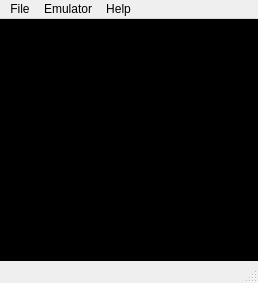
First picture: the form in apps/nes-emulator/mainwindow.ui, repository christopherpow/nesicide, before the edit.
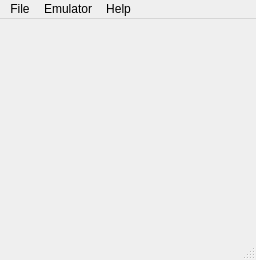
Second picture: the form after the edit. Icons and pictures are not drawn.

```diff
--- a/apps/nes-emulator/mainwindow.ui
+++ b/apps/nes-emulator/mainwindow.ui
@@ -6,20 +6,20 @@
    <rect>
     <x>0</x>
     <y>0</y>
-    <width>258</width>
-    <height>283</height>
+    <width>256</width>
+    <height>260</height>
    </rect>
   </property>
   <property name="sizePolicy">
-   <sizepolicy hsizetype="Preferred" vsizetype="Preferred">
+   <sizepolicy hsizetype="Minimum" vsizetype="Minimum">
     <horstretch>0</horstretch>
     <verstretch>0</verstretch>
    </sizepolicy>
   </property>
   <property name="minimumSize">
    <size>
-    <width>258</width>
-    <height>283</height>
+    <width>256</width>
+    <height>260</height>
    </size>
   </property>
   <property name="sizeIncrement">
@@ -57,42 +57,18 @@
     </property>
     <item row="0" column="0">
      <widget class="QFrame" name="frame">
-      <property name="sizePolicy">
-       <sizepolicy hsizetype="MinimumExpanding" vsizetype="MinimumExpanding">
-        <horstretch>0</horstretch>
-        <verstretch>0</verstretch>
-       </sizepolicy>
-      </property>
       <property name="minimumSize">
        <size>
-        <width>257</width>
-        <height>241</height>
+        <width>256</width>
+        <height>240</height>
        </size>
       </property>
-      <property name="sizeIncrement">
-       <size>
-        <width>0</width>
-        <height>0</height>
-       </size>
-      </property>
-      <property name="mouseTracking">
-       <bool>false</bool>
-      </property>
-      <property name="focusPolicy">
-       <enum>Qt::NoFocus</enum>
-      </property>
-      <property name="styleSheet">
-       <string notr="true">background-color: black;</string>
-      </property>
       <property name="frameShape">
        <enum>QFrame::NoFrame</enum>
       </property>
       <property name="frameShadow">
        <enum>QFrame::Raised</enum>
       </property>
-      <property name="lineWidth">
-       <number>0</number>
-      </property>
       <layout class="QGridLayout" name="gridLayout_2">
        <property name="margin">
         <number>0</number>
@@ -110,7 +86,7 @@
     <rect>
      <x>0</x>
      <y>0</y>
-     <width>258</width>
+     <width>256</width>
      <height>21</height>
     </rect>
    </property>
```
Left out of the diff: 93 changed lines with no effect on the pictures.
